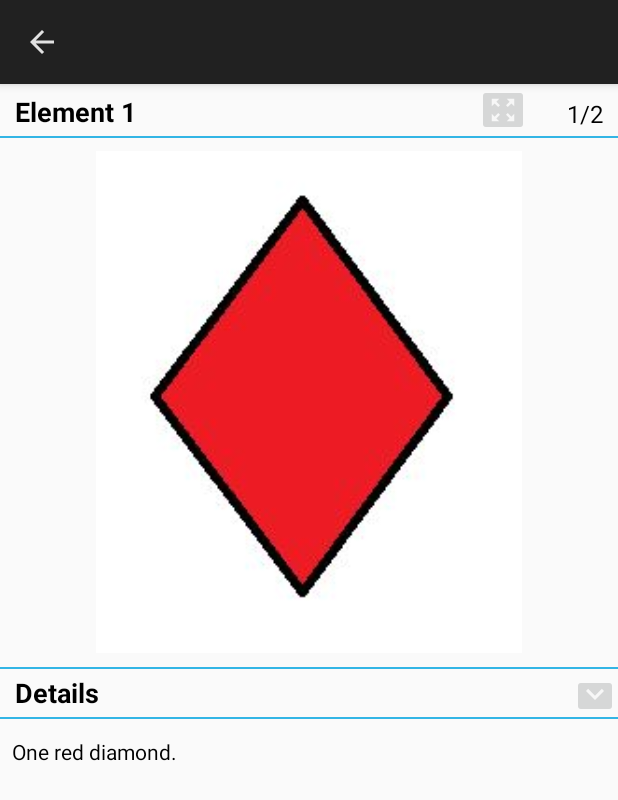
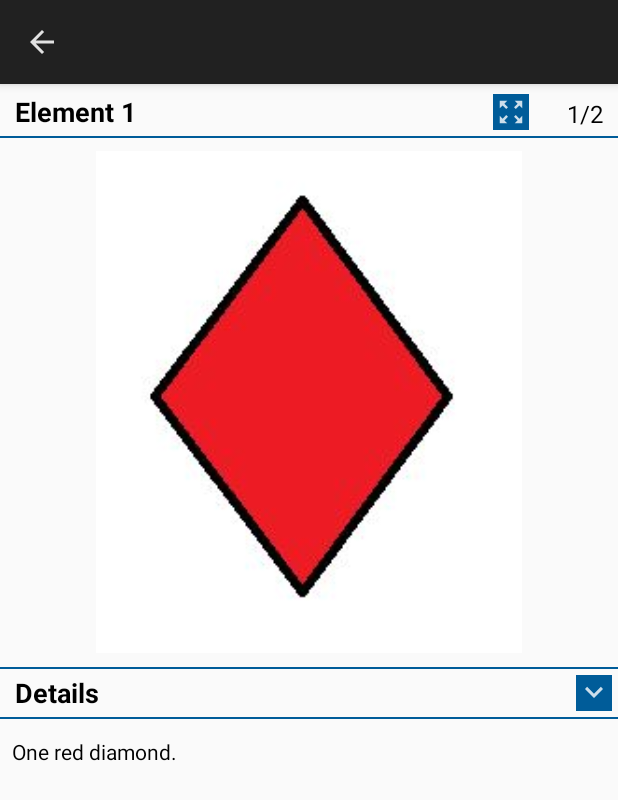
Before and after one commit to avlweb/collectionviewer, an Android app: the DisplayItem screen opened directly, with no data from a screen before it, on a phone screen of 412 x 824 dp. Shown: the top 800 px of the screen. Run offline under Robolectric (Android 15) with nearby library versions, the light colour scheme and no system bars.

Commit message:
Fix bugs and accessibility

```diff
--- a/app/build.gradle
+++ b/app/build.gradle
@@ -27,10 +27,10 @@ android {
 
     defaultConfig {
         applicationId "com.avlweb.encycloviewer"
-        minSdkVersion 21
+        minSdkVersion 23
         targetSdkVersion 29
-        versionCode 10000
-        versionName "1.0.0"
+        versionCode 10002
+        versionName "1.0.2"
         setProperty("archivesBaseName", "EncycloViewer-$versionName")
     }
 
--- a/app/src/main/java/com/avlweb/encycloviewer/ui/Home.java
+++ b/app/src/main/java/com/avlweb/encycloviewer/ui/Home.java
@@ -100,7 +100,7 @@ public class Home extends Activity {
         lv.setAdapter(new ArrayAdapter<>(this, R.layout.my_main_list, lv_arr));
         lv.setOnItemClickListener(new AdapterView.OnItemClickListener() {
             public void onItemClick(AdapterView<?> parent, View view, int position, long id) {
-                String path = (String) ((TextView) view).getText();
+                String path = ((TextView) view).getText().toString();
                 if (MainList.itemsList != null)
                     MainList.itemsList.clear();
                 MainList.itemsList = null;
--- a/app/src/main/res/layout/activity_database_details.xml
+++ b/app/src/main/res/layout/activity_database_details.xml
@@ -95,7 +95,7 @@
         android:id="@+id/fieldsList"
         android:layout_width="match_parent"
         android:layout_height="wrap_content"
-        android:divider="@android:color/holo_blue_light"
+        android:divider="@color/dark_blue"
         android:dividerHeight="1dp"
         android:paddingHorizontal="10dp"
         android:paddingBottom="10dp"
--- a/app/src/main/res/layout/activity_display_item.xml
+++ b/app/src/main/res/layout/activity_display_item.xml
@@ -38,7 +38,7 @@
         android:layout_width="match_parent"
         android:layout_height="1dp"
         android:layout_marginVertical="4dp"
-        android:background="@android:color/holo_blue_light"
+        android:background="@color/dark_blue"
         app:layout_constraintStart_toStartOf="parent"
         app:layout_constraintTop_toBottomOf="@id/textView1" />
 
@@ -48,12 +48,12 @@
         android:layout_height="wrap_content"
         android:layout_gravity="end"
         android:layout_marginEnd="25dp"
+        android:background="@color/dark_blue"
         android:contentDescription="@string/zoom"
         android:onClick="ZoomImage"
-        android:padding="5dp"
         android:src="@drawable/action_zoom"
-        app:layout_constraintEnd_toStartOf="@id/textView2"
-        app:layout_constraintTop_toTopOf="parent" />
+        app:layout_constraintBottom_toBottomOf="@id/textView1"
+        app:layout_constraintEnd_toStartOf="@id/textView2" />
 
     <androidx.constraintlayout.widget.ConstraintLayout
         android:id="@+id/myclayout"
@@ -78,7 +78,7 @@
         android:layout_width="match_parent"
         android:layout_height="1dp"
         android:layout_marginVertical="4dp"
-        android:background="@android:color/holo_blue_light"
+        android:background="@color/dark_blue"
         app:layout_constraintStart_toStartOf="parent"
         app:layout_constraintTop_toBottomOf="@id/myclayout" />
 
@@ -101,29 +101,29 @@
         android:layout_width="wrap_content"
         android:layout_height="wrap_content"
         android:layout_gravity="end"
+        android:layout_marginHorizontal="4dp"
+        android:layout_marginTop="4dp"
+        android:background="@color/dark_blue"
         android:contentDescription="@string/open_folder"
         android:onClick="OpenDetails"
-        android:paddingHorizontal="3dp"
-        android:paddingTop="2dp"
-        android:paddingBottom="3dp"
         android:src="@drawable/navigation_bottom"
         app:layout_constraintEnd_toEndOf="parent"
-        app:layout_constraintTop_toTopOf="@id/textViewDetails" />
+        app:layout_constraintTop_toBottomOf="@id/view2" />
 
     <ImageButton
         android:id="@+id/buttonPrevious"
         android:layout_width="wrap_content"
         android:layout_height="wrap_content"
         android:layout_gravity="end"
+        android:layout_marginHorizontal="4dp"
+        android:layout_marginTop="4dp"
+        android:background="@color/dark_blue"
         android:contentDescription="@string/open_folder"
         android:onClick="OpenDetails"
-        android:paddingHorizontal="3dp"
-        android:paddingTop="2dp"
-        android:paddingBottom="3dp"
         android:src="@drawable/navigation_previous_item"
         android:visibility="gone"
         app:layout_constraintEnd_toEndOf="parent"
-        app:layout_constraintTop_toTopOf="@id/textViewDetails" />
+        app:layout_constraintTop_toBottomOf="@id/view2" />
 
     <TextView
         android:id="@+id/textViewDetails2"
@@ -144,7 +144,7 @@
         android:layout_width="match_parent"
         android:layout_height="1dp"
         android:layout_marginVertical="4dp"
-        android:background="@android:color/holo_blue_light"
+        android:background="@color/dark_blue"
         app:layout_constraintStart_toStartOf="parent"
         app:layout_constraintTop_toBottomOf="@id/textViewDetails2" />
 
--- a/app/src/main/res/layout/activity_home.xml
+++ b/app/src/main/res/layout/activity_home.xml
@@ -9,7 +9,7 @@
     <TextView
         android:layout_width="match_parent"
         android:layout_height="wrap_content"
-        android:background="@android:color/darker_gray"
+        android:background="@color/dark_gray"
         android:gravity="center"
         android:padding="10dp"
         android:text="@string/app_name"
@@ -28,7 +28,7 @@
         android:layout_width="match_parent"
         android:layout_height="0dp"
         android:layout_weight="1"
-        android:divider="@android:color/holo_blue_light"
+        android:divider="@color/dark_blue"
         android:dividerHeight="1dp"
         android:paddingHorizontal="5dp" />
 
--- a/app/src/main/res/layout/activity_main_list.xml
+++ b/app/src/main/res/layout/activity_main_list.xml
@@ -9,7 +9,7 @@
         android:id="@+id/listView1"
         android:layout_width="match_parent"
         android:layout_height="match_parent"
-        android:divider="@android:color/holo_blue_light"
+        android:divider="@color/dark_blue"
         android:dividerHeight="1dp"
         android:fadeScrollbars="false"
         android:fastScrollAlwaysVisible="true"
--- a/app/src/main/res/layout/activity_search.xml
+++ b/app/src/main/res/layout/activity_search.xml
@@ -29,7 +29,8 @@
                 android:layout_width="wrap_content"
                 android:layout_height="wrap_content"
                 android:layout_margin="10dp"
-                android:background="@android:color/holo_blue_dark"
+                android:background="@color/dark_blue"
+                android:contentDescription="@string/search"
                 android:gravity="center"
                 android:onClick="searchInDatabase"
                 android:padding="10dp"
@@ -41,7 +42,8 @@
                 android:layout_width="wrap_content"
                 android:layout_height="wrap_content"
                 android:layout_margin="10dp"
-                android:background="@android:color/holo_blue_dark"
+                android:background="@color/dark_blue"
+                android:contentDescription="@string/clear_search"
                 android:onClick="clearSearch"
                 android:padding="10dp"
                 android:text="@string/clear_search"
--- /dev/null
+++ b/app/src/main/res/values/colors.xml
@@ -0,0 +1,6 @@
+<?xml version="1.0" encoding="utf-8"?>
+<resources>
+    <color name="dark_blue">#005C99</color>
+    <color name="dark_gray">#6f7375</color>
+    <color name="black">#000000</color>
+</resources>
--- a/app/src/main/res/values/strings.xml
+++ b/app/src/main/res/values/strings.xml
@@ -52,7 +52,7 @@
     <string name="databases_root_location">Databases Root Location</string>
     <string name="hide_sample_database">Hide sample database</string>
     <string name="lorem_ipsum">Lorem ipsum dolor sit amet, consectetur adipiscing elit, sed do eiusmod tempor incididunt ut labore et dolore magna aliqua. Ut enim ad minim veniam, quis nostrud exercitation ullamco laboris nisi ut aliquip ex ea commodo consequat.</string>
-    <string name="words_to_search">Words to search comma separated</string>
+    <string name="words_to_search">Words to search in %1$s</string>
     <string name="path_personal_root">Path to personal databases</string>
     <string name="no">No</string>
     <string name="yes">Yes</string>
--- a/app/src/main/res/values/styles.xml
+++ b/app/src/main/res/values/styles.xml
@@ -2,10 +2,9 @@
 <resources>
 
     <style name="AppTheme" parent="android:Theme.Material.Light.DarkActionBar">
-        <!--    <style name="AppTheme" parent="android:Theme.Holo.Light.DarkActionBar">-->
-        <item name="android:textColor">@android:color/holo_blue_dark</item>
+        <item name="android:textColor">@color/dark_blue</item>
 
-        <item name="android:colorControlActivated">@android:color/holo_blue_dark</item>
+        <item name="android:colorControlActivated">@color/dark_blue</item>
 
         <!--        <item name="android:fastScrollTextColor">@android:color/white</item>-->
         <!--        <item name="android:fastScrollPreviewBackgroundLeft">@android:color/holo_blue_dark</item>-->
```
Also changed, not shown: app/src/main/java/com/avlweb/encycloviewer/ui/SearchInDatabase.java (+4 -4 lines), app/src/main/res/layout/activity_settings.xml (+7 -3 lines), 1 other file.
